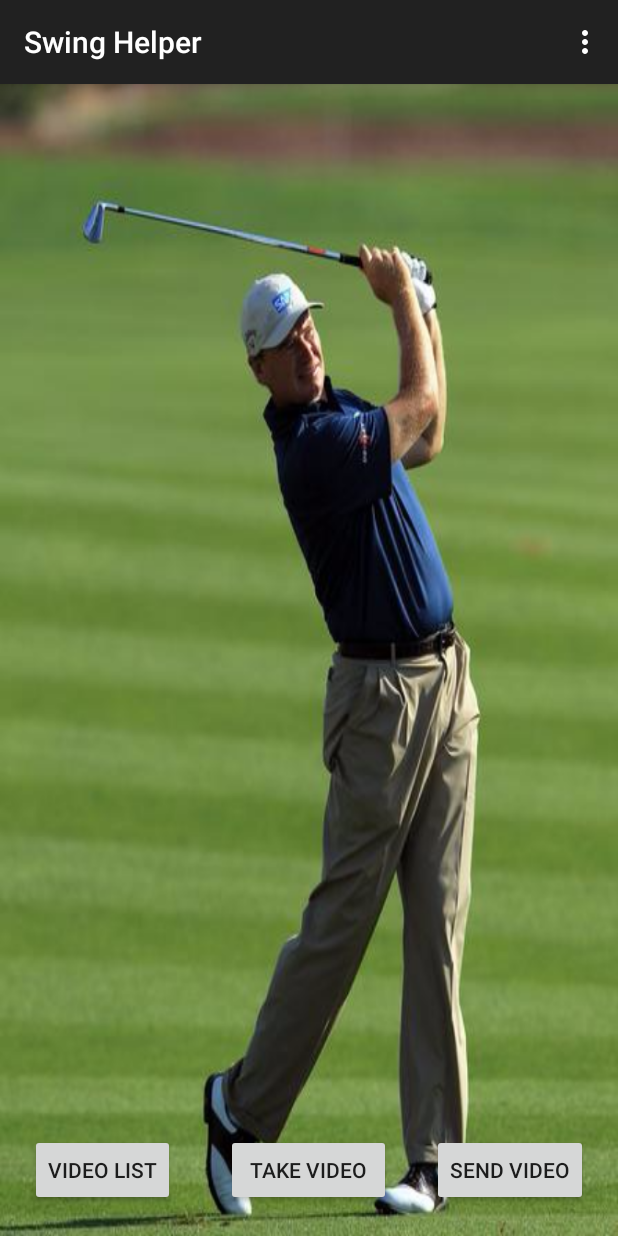
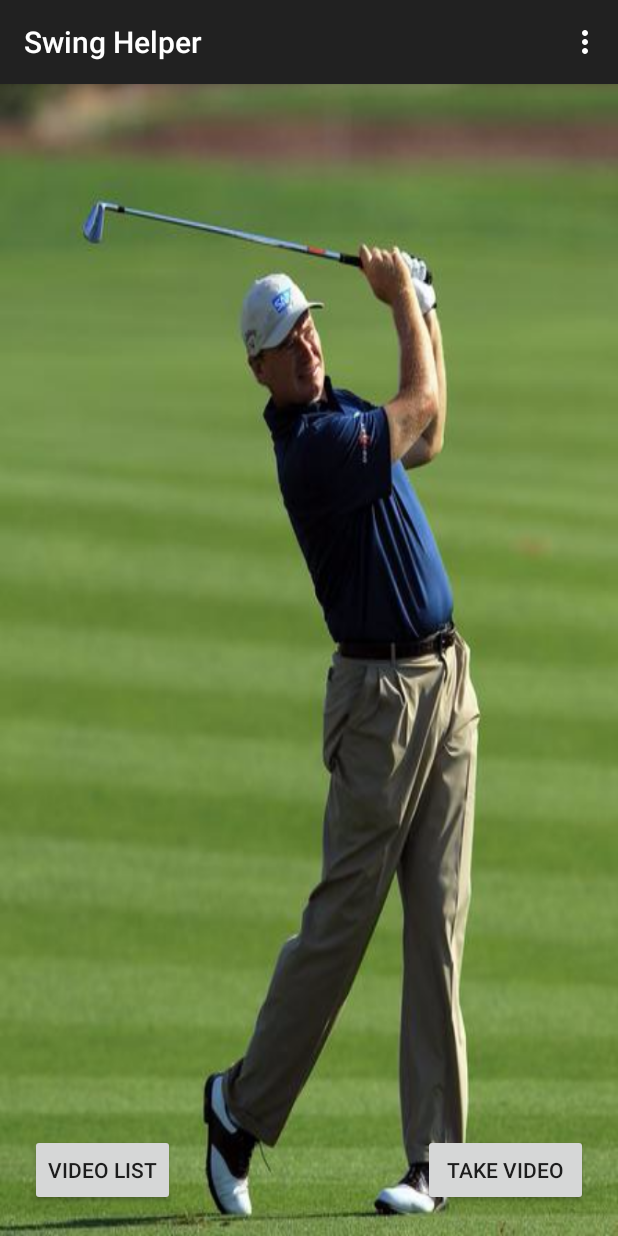
Before and after one commit to AaronHand/SwingHelper, an Android app: the MainActivity screen opened directly, with no data from a screen before it, on a phone screen of 412 x 824 dp. Run offline under Robolectric (Android 15) with nearby library versions, the phone set to English and light mode, and no system bars; 2 statements that could not run were skipped.

Commit message:
UI fixed

```diff
--- a/app/src/main/res/layout-land/activity_main.xml
+++ b/app/src/main/res/layout-land/activity_main.xml
@@ -1,8 +1,8 @@
 <RelativeLayout xmlns:android="http://schemas.android.com/apk/res/android"
-    xmlns:tools="http://schemas.android.com/tools" android:layout_width="wrap_content"
-    android:layout_height="fill_parent"
+    xmlns:tools="http://schemas.android.com/tools" android:layout_width="match_parent"
+    android:layout_height="match_parent"
     tools:context=".MainActivity"
-    android:background="@drawable/landscapegolfing"
+    android:background="@drawable/landscaping"
     android:id="@+id/myLayout">
 
     <Button
@@ -10,23 +10,15 @@
         android:layout_height="wrap_content"
         android:text="@string/btnLaunch"
         android:id="@+id/btnLaunch"
-        android:layout_centerVertical="true"
+        android:layout_alignParentBottom="true"
         android:layout_alignParentEnd="true" />
 
     <Button
         android:layout_width="110dp"
         android:layout_height="wrap_content"
-        android:text="Video List"
+        android:text="@string/btnList"
         android:id="@+id/btnList"
         android:layout_above="@+id/btnLaunch"
         android:layout_alignParentEnd="true" />
 
-    <Button
-        android:layout_width="110dp"
-        android:layout_height="wrap_content"
-        android:text="Send Video"
-        android:id="@+id/btnSend"
-        android:layout_below="@+id/btnLaunch"
-        android:layout_alignParentEnd="true" />
-
 </RelativeLayout>
--- a/app/src/main/res/layout/activity_main.xml
+++ b/app/src/main/res/layout/activity_main.xml
@@ -13,7 +13,8 @@
         android:text="@string/btnLaunch"
         android:id="@+id/btnLaunch"
         android:layout_alignParentBottom="true"
-        android:layout_centerHorizontal="true" />
+        android:layout_alignParentEnd="true"
+        android:layout_marginRight="20dp"/>
 
     <Button
         android:layout_width="wrap_content"
@@ -24,13 +25,4 @@
         android:layout_alignParentStart="true"
         android:layout_marginLeft="20dp" />
 
-    <Button
-        android:layout_width="wrap_content"
-        android:layout_height="wrap_content"
-        android:text="@string/btnSend"
-        android:id="@+id/btnSend"
-        android:layout_alignParentBottom="true"
-        android:layout_alignParentEnd="true"
-        android:layout_marginRight="20dp" />
-
 </RelativeLayout>
```
Also changed, not shown: app/src/main/res/drawable-xhdpi/landscapegolfing.9.png (deleted).
